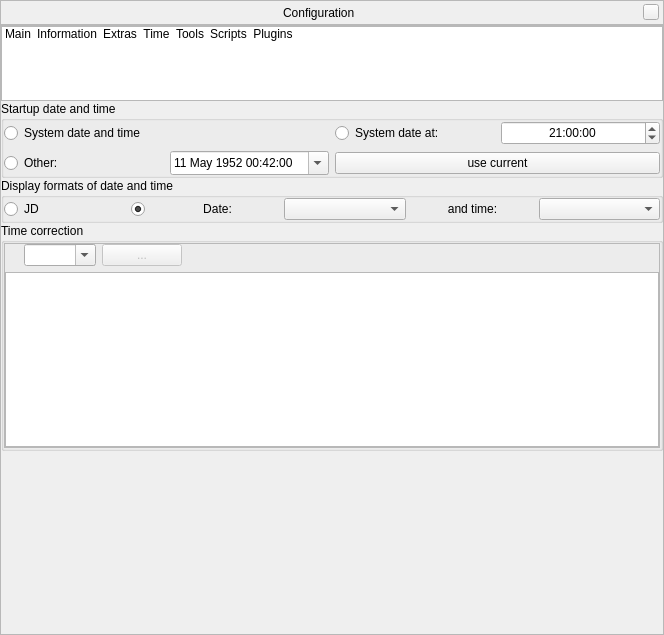
The window that src/gui/configurationDialog.ui (519984307/stellarium_src) describes before a commit, drawn with Qt 5.
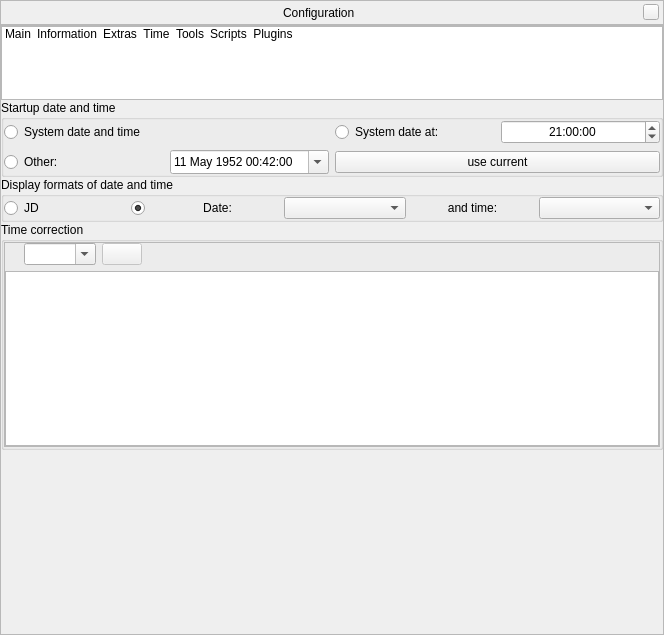
The same window after the commit. The open tabs and pages were chosen to show the change. Icons and pictures are not drawn. Custom widgets are drawn as their Qt base class.

Patch:
```diff
--- a/src/gui/configurationDialog.ui
+++ b/src/gui/configurationDialog.ui
@@ -150,13 +150,13 @@
         <property name="minimumSize">
          <size>
           <width>0</width>
-          <height>75</height>
+          <height>74</height>
          </size>
         </property>
         <property name="maximumSize">
          <size>
           <width>16777215</width>
-          <height>75</height>
+          <height>74</height>
          </size>
         </property>
         <property name="focusPolicy">
@@ -1688,8 +1688,10 @@
                     <property name="toolTip">
                      <string>Edit equation</string>
                     </property>
-                    <property name="text">
-                     <string notr="true">...</string>
+                    <property name="icon">
+                     <iconset resource="../../data/gui/guiRes.qrc">
+                      <normaloff>:/graphicGui/uibtSettings.png</normaloff>
+                      <disabledoff>:/graphicGui/uibtSettings.png</disabledoff>:/graphicGui/uibtSettings.png</iconset>
                     </property>
                    </widget>
                   </item>
```
